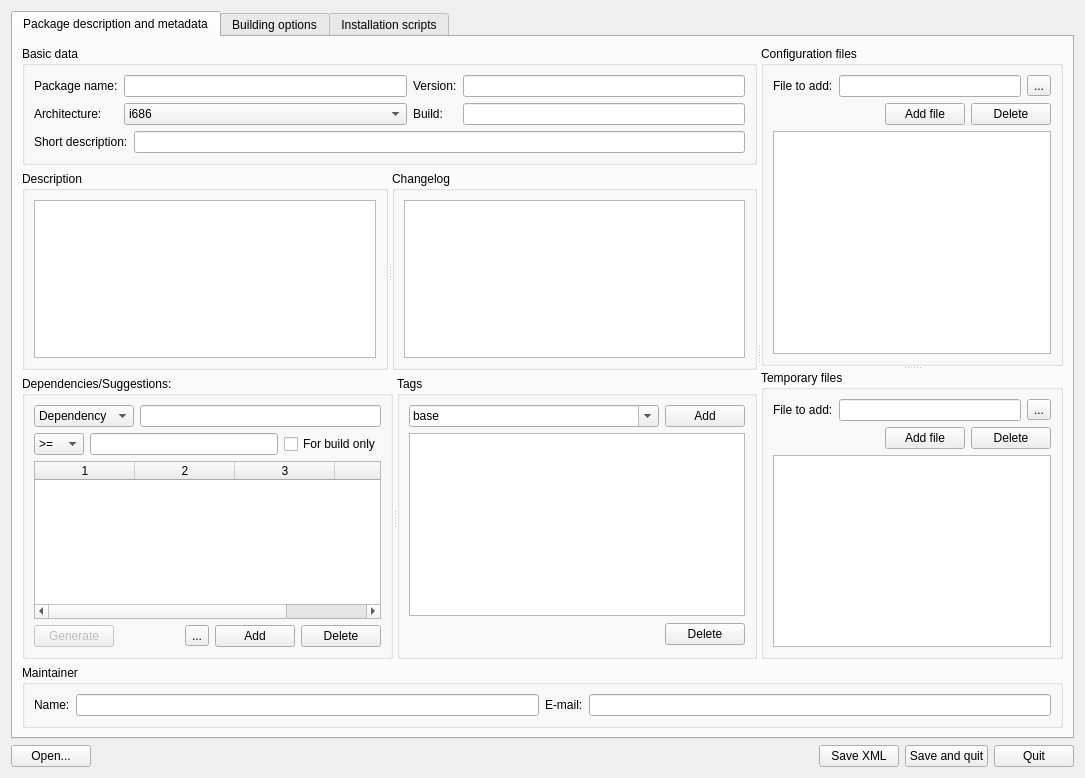
The window that mpkg/packagebuilder/package_builder.ui (BackupTheBerlios/mops) describes before a commit, drawn with Qt 5.
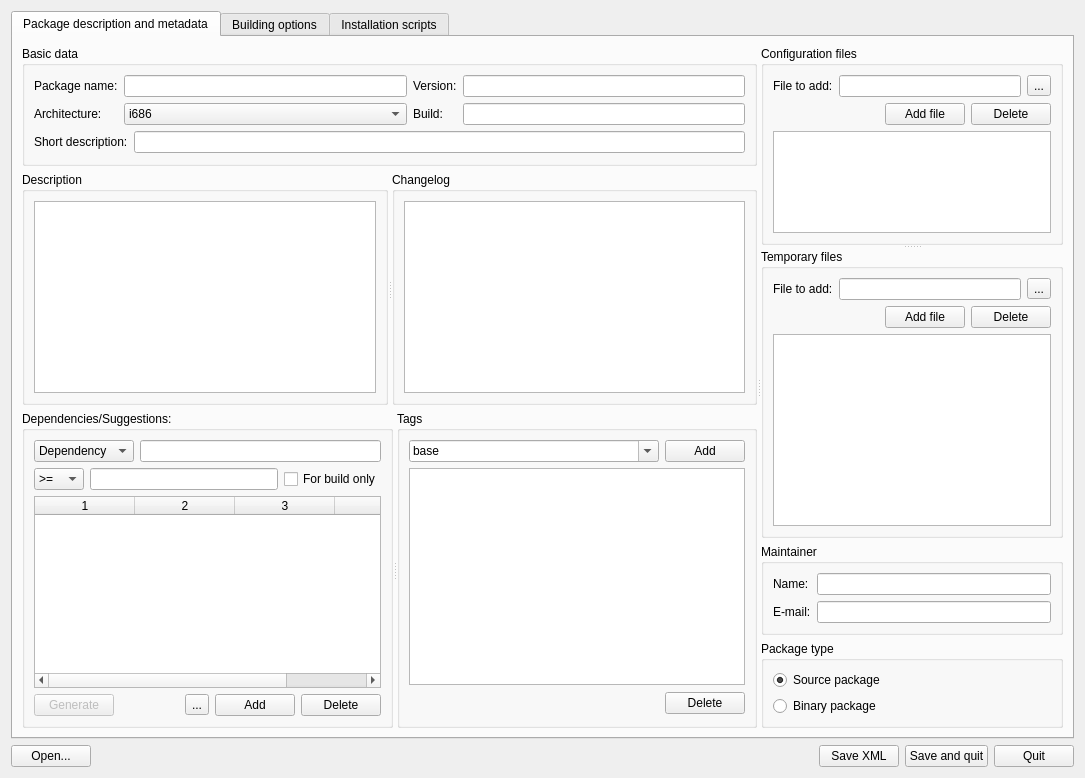
The same window after the commit. Icons and pictures are not drawn.

Patch:
```diff
--- a/mpkg/packagebuilder/package_builder.ui
+++ b/mpkg/packagebuilder/package_builder.ui
@@ -658,6 +658,9 @@
            </item>
           </layout>
          </widget>
+         <widget class="QWidget" name="layoutWidget" >
+          <layout class="QVBoxLayout" >
+           <item>
          <widget class="QSplitter" name="splitter_3" >
           <property name="orientation" >
            <enum>Qt::Vertical</enum>
@@ -851,62 +854,64 @@
            </layout>
           </widget>
          </widget>
-        </widget>
        </item>
        <item>
         <widget class="QGroupBox" name="groupBox_4" >
-         <property name="sizePolicy" >
-          <sizepolicy vsizetype="Minimum" hsizetype="Minimum" >
-           <horstretch>0</horstretch>
-           <verstretch>255</verstretch>
-          </sizepolicy>
-         </property>
-         <property name="maximumSize" >
-          <size>
-           <width>16777215</width>
-           <height>63</height>
-          </size>
-         </property>
          <property name="title" >
           <string>Maintainer</string>
          </property>
-         <layout class="QHBoxLayout" >
-          <property name="spacing" >
-           <number>6</number>
-          </property>
-          <property name="leftMargin" >
-           <number>9</number>
-          </property>
-          <property name="topMargin" >
-           <number>9</number>
-          </property>
-          <property name="rightMargin" >
-           <number>9</number>
-          </property>
-          <property name="bottomMargin" >
-           <number>9</number>
-          </property>
-          <item>
+             <layout class="QGridLayout" >
+              <item row="0" column="0" >
            <widget class="QLabel" name="label_10" >
             <property name="text" >
              <string>Name:</string>
             </property>
            </widget>
           </item>
-          <item>
+              <item row="0" column="1" >
            <widget class="QLineEdit" name="MaintainerNameEdit" />
           </item>
-          <item>
+              <item row="1" column="0" >
            <widget class="QLabel" name="label_11" >
             <property name="text" >
              <string>E-mail:</string>
             </property>
            </widget>
           </item>
-          <item>
+              <item row="1" column="1" >
            <widget class="QLineEdit" name="MaintainerMailEdit" />
           </item>
          </layout>
+            </widget>
+           </item>
+           <item>
+            <widget class="QGroupBox" name="packageTypeGroupBox" >
+             <property name="title" >
+              <string>Package type</string>
+             </property>
+             <layout class="QVBoxLayout" >
+              <item>
+               <widget class="QRadioButton" name="sourcePackageRadioButton" >
+                <property name="text" >
+                 <string>Source package</string>
+                </property>
+                <property name="checked" >
+                 <bool>true</bool>
+                </property>
+               </widget>
+              </item>
+              <item>
+               <widget class="QRadioButton" name="binaryPackageRadioButton" >
+                <property name="text" >
+                 <string>Binary package</string>
+                </property>
+               </widget>
+              </item>
+             </layout>
+            </widget>
+           </item>
+          </layout>
+         </widget>
         </widget>
        </item>
       </layout>
```
Lines whose indentation alone changed are shown as unchanged.
